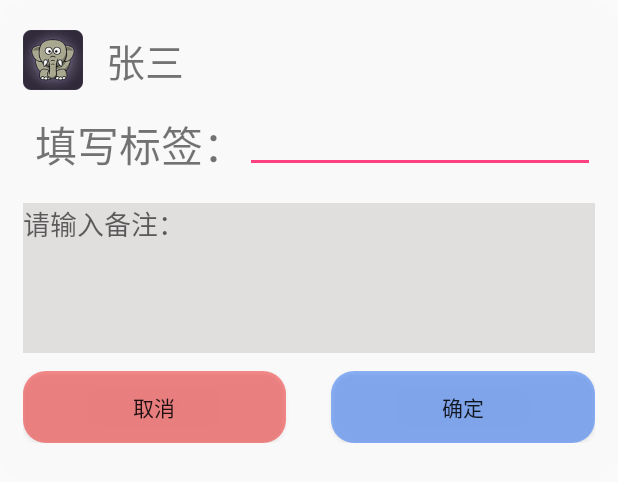
After one commit to zhaozhao-ak/BmobDemo, an Android app: the layout balldialig.xml on its own in the app's theme, with its tools: preview values and no code run, on a phone screen of 412 x 824 dp. The commit adds this screen. Shown: the top 482 px of the screen. Run offline under Robolectric (Android 15) with nearby library versions, the phone set to English and light mode, and no system bars.

Commit message:
添加dialog修改状态

```diff
--- a/app/src/main/java/com/zz/ak/demo/BmobApplication.java
+++ b/app/src/main/java/com/zz/ak/demo/BmobApplication.java
@@ -2,21 +2,23 @@ package com.zz.ak.demo;
 
 import android.app.Application;
 
-import com.zz.ak.demo.bean.Person;
 import com.zz.ak.demo.bean.PersonMsg;
+import com.zz.ak.demo.bean._User;
 
 import java.util.ArrayList;
 import java.util.List;
 
 import cn.bmob.v3.Bmob;
+import cn.bmob.v3.BmobUser;
 
 public class BmobApplication extends Application {
     /**
      * SDK初始化放到Application中
      */
     public static String APPID = "8b12dcc162977b2aab1b79f510b67e4c";
-    public static List<Person> personList = new ArrayList<>();
+    public static List<_User> personList = new ArrayList<>();
     public static List<PersonMsg> personMsgList = new ArrayList<>();
+    public static BmobUser myUser;
 
     @Override
     public void onCreate() {
--- a/app/src/main/java/com/zz/ak/demo/tool/adapter/MainViewAdapter.java
+++ b/app/src/main/java/com/zz/ak/demo/tool/adapter/MainViewAdapter.java
@@ -23,6 +23,12 @@ public class MainViewAdapter extends BaseAdapter {
         this.fragmentManager = fragmentManager;
         this.fragmentArray = fragmentArray;
     }
+
+
+    public void remove() {
+        fragmentArray = null;
+    }
+
 
     @Override
     public int getCount() {
--- a/app/src/main/java/com/zz/ak/demo/ui/LoginActivity.java
+++ b/app/src/main/java/com/zz/ak/demo/ui/LoginActivity.java
@@ -21,6 +21,7 @@ import android.widget.TextView;
 import android.widget.Toast;
 
 import com.zz.ak.demo.BaseActivity;
+import com.zz.ak.demo.BmobApplication;
 import com.zz.ak.demo.R;
 import com.zz.ak.demo.view.DrawableTextView;
 import com.zz.ak.demo.view.KeyboardWatcher;
@@ -127,6 +128,7 @@ public class LoginActivity extends BaseActivity implements View.OnClickListener,
                 @Override
                 public void onNext(BmobUser bmobUser) {
                     closeloading();
+                    BmobApplication.myUser = bmobUser;
                     toast(bmobUser.getUsername() + "登陆成功");
                     Intent intent = new Intent(LoginActivity.this, MActivity.class);
                     startActivity(intent);
--- /dev/null
+++ b/app/src/main/res/drawable/yuanjiao_ball.xml
@@ -0,0 +1,9 @@
+<?xml version="1.0" encoding="utf-8"?>
+<shape xmlns:android="http://schemas.android.com/apk/res/android">
+    <solid android:color="#86faf9f9" />
+    <corners
+        android:bottomLeftRadius="15dp"
+        android:bottomRightRadius="15dp"
+        android:topLeftRadius="15dp"
+        android:topRightRadius="15dp" />
+</shape>
--- /dev/null
+++ b/app/src/main/res/drawable/yuanjiao_ball_left.xml
@@ -0,0 +1,9 @@
+<?xml version="1.0" encoding="utf-8"?>
+<shape xmlns:android="http://schemas.android.com/apk/res/android">
+    <solid android:color="#86f22929" />
+    <corners
+        android:bottomLeftRadius="15dp"
+        android:bottomRightRadius="15dp"
+        android:topLeftRadius="15dp"
+        android:topRightRadius="15dp" />
+</shape>
--- /dev/null
+++ b/app/src/main/res/drawable/yuanjiao_ball_right.xml
@@ -0,0 +1,9 @@
+<?xml version="1.0" encoding="utf-8"?>
+<shape xmlns:android="http://schemas.android.com/apk/res/android">
+    <solid android:color="#862d70f5" />
+    <corners
+        android:bottomLeftRadius="15dp"
+        android:bottomRightRadius="15dp"
+        android:topLeftRadius="15dp"
+        android:topRightRadius="15dp" />
+</shape>
--- a/app/src/main/res/layout/app_bar_main.xml
+++ b/app/src/main/res/layout/app_bar_main.xml
@@ -31,6 +31,6 @@
         android:layout_marginBottom="60dp"
         android:layout_marginRight="10dp"
         app:srcCompat="@android:drawable/ic_dialog_email"
-        android:visibility="gone"/>
+        android:visibility="visible"/>
 
 </RelativeLayout>
--- /dev/null
+++ b/app/src/main/res/layout/balldialig.xml
@@ -0,0 +1,88 @@
+<?xml version="1.0" encoding="utf-8"?>
+<RelativeLayout xmlns:android="http://schemas.android.com/apk/res/android"
+    xmlns:tools="http://schemas.android.com/tools"
+    android:layout_width="match_parent"
+    android:layout_height="wrap_content"
+    android:orientation="vertical"
+    android:background="@drawable/yuanjiao_ball"
+    android:padding="15dp">
+
+    <LinearLayout
+        android:id="@+id/ll_head"
+        android:layout_width="match_parent"
+        android:layout_height="50dp"
+        android:gravity="center_vertical"
+        android:orientation="horizontal">
+        <ImageView
+            android:layout_width="40dp"
+            android:layout_height="40dp"
+            android:src="@mipmap/elep_icon"/>
+
+        <TextView
+            android:text="张三"
+            android:gravity="center_vertical"
+            android:paddingLeft="15dp"
+            android:textSize="26sp"
+            android:layout_width="match_parent"
+            android:layout_height="match_parent" />
+    </LinearLayout>
+    <LinearLayout
+        android:id="@+id/ll_1"
+        android:layout_below="@+id/ll_head"
+        android:layout_width="match_parent"
+        android:layout_height="60dp"
+        android:paddingTop="10dip"
+        android:paddingBottom="10dip"
+        android:orientation="horizontal" >
+        <TextView
+            android:id="@+id/title"
+            android:text="填写标签："
+            android:layout_width="wrap_content"
+            android:layout_height="match_parent"
+            android:layout_gravity="center_vertical"
+            android:layout_marginLeft="8dip"
+            android:textSize="28sp"
+            />
+
+        <EditText
+            android:id="@+id/et_ball"
+            android:layout_width="match_parent"
+            android:singleLine="true"
+            android:layout_gravity="center_vertical"
+            android:layout_height="wrap_content" />
+    </LinearLayout>
+    <EditText
+        android:id="@+id/ev_shuo"
+        android:hint="请输入备注："
+        android:gravity="start"
+        android:layout_marginTop="10dp"
+        android:layout_below="@+id/ll_1"
+        android:layout_width="match_parent"
+        android:layout_height="100dp"
+        android:background="#e1dede"/>
+
+    <LinearLayout
+        android:layout_below="@+id/ev_shuo"
+        android:layout_width="match_parent"
+        android:layout_height="wrap_content"
+        android:orientation="horizontal"
+        android:paddingTop="12dp"
+        android:paddingBottom="10dp">
+        <Button
+            android:id="@+id/btn_off"
+            android:text="取消"
+            android:layout_width="0dp"
+            android:layout_weight="1"
+            android:layout_height="wrap_content"
+            android:background="@drawable/yuanjiao_ball_left"/>
+        <Button
+            android:id="@+id/btn_ok"
+            android:text="确定"
+            android:layout_marginLeft="30dp"
+            android:layout_width="0dp"
+            android:layout_weight="1"
+            android:layout_height="wrap_content"
+            android:background="@drawable/yuanjiao_ball_right"/>
+    </LinearLayout>
+
+</RelativeLayout>
```
Also changed, not shown: app/src/main/java/com/zz/ak/demo/bean/Person.java (+7 -0 lines), app/src/main/java/com/zz/ak/demo/bean/_User.java (added, +69 -0 lines), app/src/main/java/com/zz/ak/demo/tool/QueryTool.java (+62 -7 lines), app/src/main/java/com/zz/ak/demo/tool/bar/CityListAdapter.java (+7 -7 lines), app/src/main/java/com/zz/ak/demo/ui/MActivity.java (+110 -6 lines), app/src/main/java/com/zz/ak/demo/ui/fragment/TabFragment1.java (+4 -4 lines).
